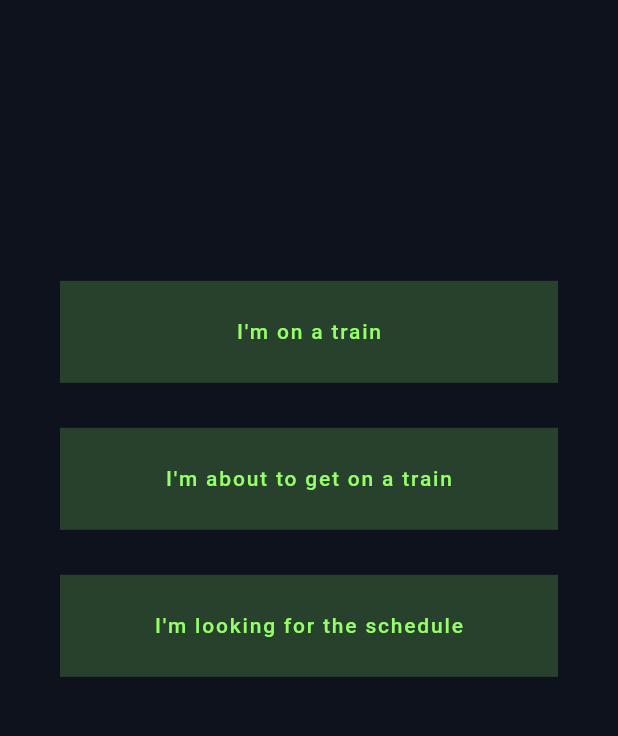
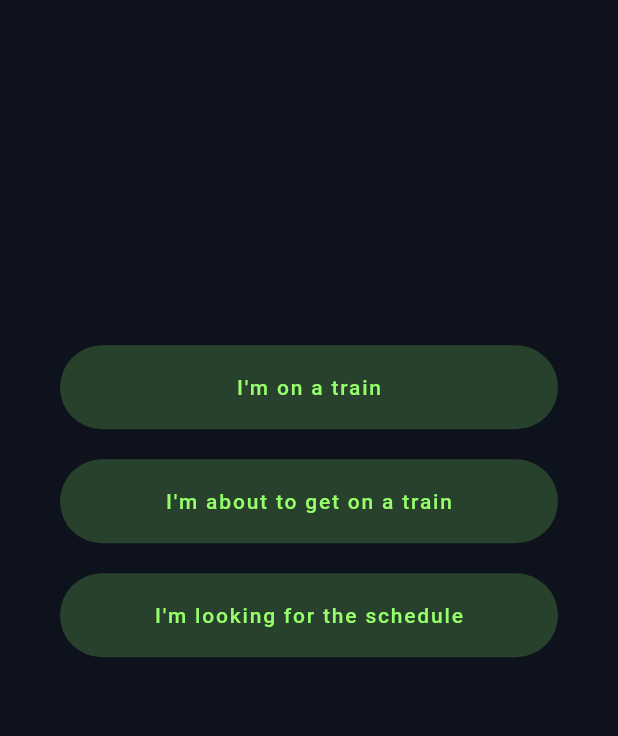
Before and after one commit to TinoMuzambi/trainerr, a Flutter app: the screen it shows after launch, on a phone screen of 412 x 824 dp, the part 233-969 px from its top. Run offline on Flutter 3.47's test engine with Material 2 defaults, Android fonts, the phone set to English and light mode, and no system bars.

Commit message:
Creates nicer buttons.

```diff
--- a/lib/custom_button.dart
+++ b/lib/custom_button.dart
@@ -11,11 +11,17 @@ class CustomButton extends StatelessWidget {
   @override
   Widget build(BuildContext context) {
     return Container(
-      color: accentColour.getCustomColour()[100],
-      margin: EdgeInsets.fromLTRB(0, 0, 0, 30),
-      child: Padding(
-        padding: const EdgeInsets.symmetric(vertical: 10,horizontal: 40),
+      margin: EdgeInsets.symmetric(vertical: 10),
       child: TextButton(
+        style: TextButton.styleFrom(
+            backgroundColor: accentColour.getCustomColour()[100],
+            padding: EdgeInsets.symmetric(vertical: 20, horizontal: 50),
+            shape: RoundedRectangleBorder(
+            borderRadius: BorderRadius.all(Radius.circular(200))
+            ),
+
+            )
+        ,
         child: Text(
           text,
           style: TextStyle(
@@ -23,9 +29,9 @@ class CustomButton extends StatelessWidget {
             letterSpacing: 1.2,
 
           ),
+
         ),
         onPressed: () {},
-        ),
       ),
     );
   }
--- a/lib/pages/home.dart
+++ b/lib/pages/home.dart
@@ -33,7 +33,7 @@ class _HomeState extends State<Home> {
             Expanded(
                 flex: 1,
                 child: Padding(
-                  padding: const EdgeInsets.symmetric(vertical: 0, horizontal: 40),
+                  padding: const EdgeInsets.symmetric(horizontal: 40),
                   child: Column(
                     mainAxisAlignment: MainAxisAlignment.center,
                     crossAxisAlignment: CrossAxisAlignment.stretch,
```
Lines whose indentation alone changed are shown as unchanged.
